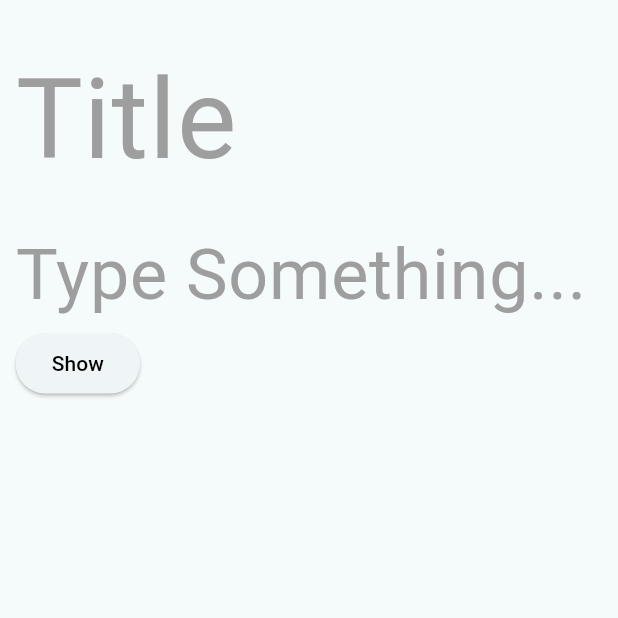
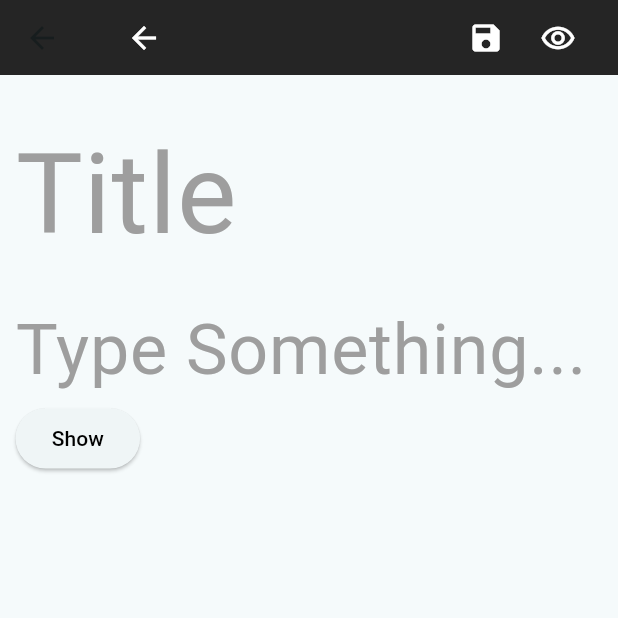
Before and after one commit to AhmedShehatah/Noted, a Flutter app: the ShowNote screen opened directly with empty values, after a tap on "edit", on a phone screen of 412 x 824 dp, the top half of it. Run offline on Flutter 3.47's test engine with Material 3 defaults, Android fonts, the phone set to English and light mode, and no system bars; our stand-ins replace drift, flutter_slidable, get, get_it, logger, sqlite3_flutter_libs; missing offline and left inert: sqlite3; accounts and stored records are empty; generated files the repository leaves out were written again.

Commit message:
link work together

```diff
--- a/lib/features/editor/editor.dart
+++ b/lib/features/editor/editor.dart
@@ -5,6 +5,7 @@ import '../../../core/constants/brand_colors.dart';
 import '../../../core/di/di_manager.dart';
 import '../../../core/utils/screen_utils.dart';
 import '../../../data/db/setup/db_setup.dart';
+import '../../core/widgets/secondary_appbar.dart';
 import '../add_notes/widgets/info_dialog.dart';
 
 class EditorPage extends StatefulWidget {
@@ -26,6 +27,7 @@ class _EditorPageState extends State<EditorPage> {
     _contentController.text = widget.note.content;
 
     return Scaffold(
+      appBar: const SecondaryAppBar(),
       resizeToAvoidBottomInset: true,
       body: Padding(
         padding: EdgeInsets.all(16.height),
--- a/lib/features/notes_list_page.dart
+++ b/lib/features/notes_list_page.dart
@@ -7,6 +7,7 @@ import '../core/di/di_manager.dart';
 import '../core/utils/screen_utils.dart';
 import 'package:flutter_slidable/flutter_slidable.dart';
 
+import '../core/widgets/main_appbar.dart';
 import 'add_notes/page/add_notes.dart';
 import 'show/page/show_note.dart';
 
@@ -30,6 +31,7 @@ class _NotesListPageState extends State<NotesListPage> {
   @override
   Widget build(BuildContext context) {
     return Scaffold(
+        appBar: const MainAppBar(),
         floatingActionButton: FloatingActionButton(
           backgroundColor: BrandColors.grey,
           child: const Icon(
--- a/lib/features/show/page/show_note.dart
+++ b/lib/features/show/page/show_note.dart
@@ -1,11 +1,10 @@
 import 'package:flutter/material.dart';
-import '../../../controller/notes_controller.dart';
 import '../../../core/di/di_manager.dart';
 import '../../../core/utils/screen_utils.dart';
 
 import '../../../core/constants/brand_colors.dart';
+import '../../../core/widgets/secondary_appbar.dart';
 import '../../../data/db/setup/db_setup.dart';
-import '../../add_notes/page/add_notes.dart';
 import '../../editor/editor.dart';
 
 class ShowNote extends StatefulWidget {
@@ -21,6 +20,7 @@ class _ShowNoteState extends State<ShowNote> {
   @override
   Widget build(BuildContext context) {
     return Scaffold(
+      appBar: const SecondaryAppBar(),
       body: Padding(
         padding: EdgeInsets.all(20.width),
         child: SingleChildScrollView(
```
